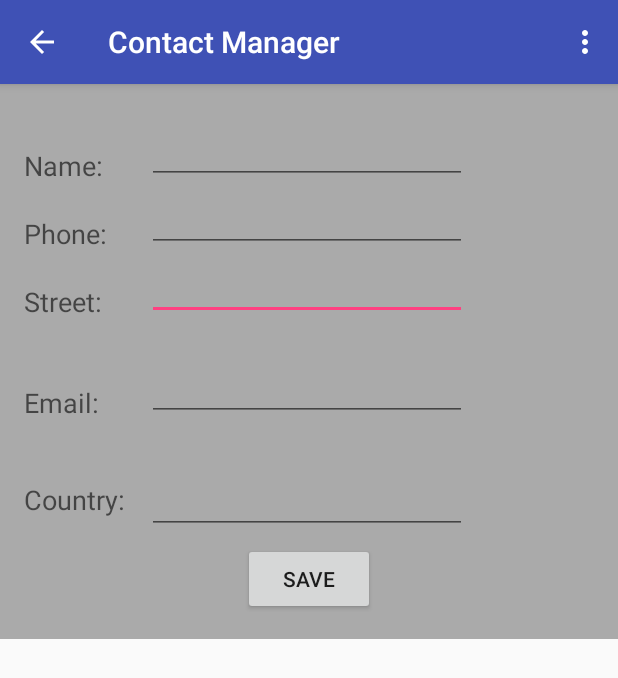
After one commit to mbutera11/Android-Apps, an Android app: the DisplayContacts screen opened directly, with no data from a screen before it, on a phone screen of 412 x 824 dp. The commit adds this screen. Shown: the top 678 px of the screen. Run offline under Robolectric (Android 15) with nearby library versions, the light colour scheme and no system bars.

Commit message:
Almost complete
Just need to do the delete functionality, and make it only work in portrait mode. Also, contact page color does not stretch to bottom (not sure why). Also need to add comments. Maybe Toast message if portion of forms are not completed

```diff
--- a/ContactManager/app/src/main/AndroidManifest.xml
+++ b/ContactManager/app/src/main/AndroidManifest.xml
@@ -24,7 +24,8 @@
         <activity android:name=".RegisterActivity" />
         <activity android:name=".AndroidDatabaseManager" />
         <activity android:name=".LoginActivity" />
-        <activity android:name=".ContactsActivity"></activity>
+        <activity android:name=".ContactsActivity" />
+        <activity android:name=".DisplayContacts" />
     </application>
 
 </manifest>
--- /dev/null
+++ b/ContactManager/app/src/main/java/lab6/android/wku/edu/contactmanager/DisplayContacts.java
@@ -0,0 +1,181 @@
+package lab6.android.wku.edu.contactmanager;
+
+import android.content.Intent;
+import android.database.Cursor;
+import android.support.v7.app.AppCompatActivity;
+import android.os.Bundle;
+import android.view.Menu;
+import android.view.MenuItem;
+import android.view.View;
+import android.widget.Button;
+import android.widget.EditText;
+import android.widget.Toast;
+
+public class DisplayContacts extends AppCompatActivity {
+
+    private DBHelper db ;
+    private Session s;
+
+    protected EditText name;
+    protected EditText phone;
+    protected EditText street;
+    protected EditText email;
+    protected EditText country;
+    protected int id_to_update = 0;
+
+    protected Button submit;
+
+
+    @Override
+    protected void onCreate(Bundle savedInstanceState) {
+        super.onCreate(savedInstanceState);
+        setContentView(R.layout.activity_display_contacts);
+        getSupportActionBar().setDisplayHomeAsUpEnabled(true);
+
+        name = findViewById(R.id.editTextName);
+        phone = findViewById(R.id.editTextPhone);
+        email = findViewById(R.id.editTextEmail);
+        street = findViewById(R.id.editTextStreet);
+        country = findViewById(R.id.editTextCountry);
+
+        submit = findViewById(R.id.save);
+
+        db = new DBHelper(this);
+        s = new Session(getApplicationContext());
+        Bundle extras = getIntent().getExtras();
+
+        if(extras != null) {
+            int value = extras.getInt("id");
+            if(value > 0) {
+                Cursor c = db.getContactData(value);
+                id_to_update = value;
+                c.moveToFirst();
+
+                String nam = c.getString(c.getColumnIndex(DBHelper.CONTACTS_COLUMN_NAME));
+                String phon = c.getString(c.getColumnIndex(DBHelper.CONTACTS_COLUMN_PHONE));
+                String emai = c.getString(c.getColumnIndex(DBHelper.CONTACTS_COLUMN_EMAIL));
+                String stree = c.getString(c.getColumnIndex(DBHelper.CONTACTS_COLUMN_STREET));
+                String plac = c.getString(c.getColumnIndex(DBHelper.CONTACTS_COLUMN_COUNTRY));
+
+                if (!c.isClosed())  {
+                    c.close();
+                }
+
+                submit.setVisibility(View.INVISIBLE);
+
+                name.setText(nam);
+                name.setFocusable(false);
+                name.setClickable(false);
+
+                phone.setText(phon);
+                phone.setFocusable(false);
+                phone.setClickable(false);
+
+                email.setText(emai);
+                email.setFocusable(false);
+                email.setClickable(false);
+
+                street.setText(stree);
+                street.setFocusable(false);
+                street.setClickable(false);
+
+                country.setText(plac);
+                country.setFocusable(false);
+                country.setClickable(false);
+
+            }
+        }
+
+        submit.setOnClickListener(new View.OnClickListener() {
+            @Override
+            public void onClick(View v) {
+                run(v);
+            }
+        });
+
+
+    }
+
+
+    public void run(View view) {
+        Bundle extras = getIntent().getExtras();
+        if(extras !=null) {
+            int value = extras.getInt("id");
+            if(value>0){
+                if(db.updateContact(id_to_update,name.getText().toString(),
+                        phone.getText().toString(), email.getText().toString(),
+                        street.getText().toString(), country.getText().toString())){
+                    Toast.makeText(getApplicationContext(), "Contact Updated", Toast.LENGTH_SHORT).show();
+                    Intent in = new Intent(getApplicationContext(),ContactsActivity.class);
+                    startActivity(in);
+                } else{
+                    Toast.makeText(getApplicationContext(), "Contact Not Updated", Toast.LENGTH_SHORT).show();
+                }
+            } else{
+                if(db.insertContact(s.getUserID(), name.getText().toString(), phone.getText().toString(),
+                        email.getText().toString(), street.getText().toString(),
+                        country.getText().toString())){
+                    Toast.makeText(getApplicationContext(), email.getText().toString(),
+                            Toast.LENGTH_SHORT).show();
+                } else{
+                    Toast.makeText(getApplicationContext(), "Contact was not added",
+                            Toast.LENGTH_SHORT).show();
+                }
+                Intent in = new Intent(getApplicationContext(),ContactsActivity.class);
+                startActivity(in);
+            }
+        }
+    }
+
+
+    @Override
+    public boolean onCreateOptionsMenu(Menu menu) {
+        getMenuInflater().inflate(R.menu.contact_menu, menu);
+        return true;
+    }
+
+    @Override
+    public boolean onOptionsItemSelected(MenuItem item) {
+        super.onOptionsItemSelected(item);
+        switch(item.getItemId()) {
+            case R.id.edit:
+                Button b = findViewById(R.id.save);
+                b.setVisibility(View.VISIBLE);
+                name.setEnabled(true);
+                name.setFocusableInTouchMode(true);
+                name.setClickable(true);
+
+                phone.setEnabled(true);
+                phone.setFocusableInTouchMode(true);
+                phone.setClickable(true);
+
+                email.setEnabled(true);
+                email.setFocusableInTouchMode(true);
+                email.setClickable(true);
+
+                street.setEnabled(true);
+                street.setFocusableInTouchMode(true);
+                street.setClickable(true);
+
+                country.setEnabled(true);
+                country.setFocusableInTouchMode(true);
+                country.setClickable(true);
+                return true;
+
+            case R.id.delete:
+
+
+
+            default:
+                return super.onOptionsItemSelected(item);
+
+        }
+
+    }
+
+    @Override
+    public boolean onSupportNavigateUp() {
+        finish();
+        return true;
+    }
+}
--- a/ContactManager/app/src/main/java/lab6/android/wku/edu/contactmanager/LoginActivity.java
+++ b/ContactManager/app/src/main/java/lab6/android/wku/edu/contactmanager/LoginActivity.java
@@ -39,8 +39,10 @@ public class LoginActivity extends AppCompatActivity {
                 } else {
                     // if user is registered, send to contacts page
                     if (db.isRegisteredUser(usernameText, passwordText)) {
+                        Session s = new Session(getApplicationContext());
+                        s.setUsername(usernameText);
+                        s.setUserID(db.getUserID(usernameText));
                         Intent in = new Intent(LoginActivity.this, ContactsActivity.class);
-                        in.putExtra("username", usernameText);
                         startActivity(in);
                     } else {
                         Toast.makeText(LoginActivity.this, "Username or Password is Incorrect", Toast.LENGTH_SHORT).show();
--- /dev/null
+++ b/ContactManager/app/src/main/res/layout/activity_display_contacts.xml
@@ -0,0 +1,126 @@
+<?xml version="1.0" encoding="utf-8"?>
+<ScrollView xmlns:android="http://schemas.android.com/apk/res/android"
+    xmlns:tools="http://schemas.android.com/tools"
+    android:id="@+id/scrollView1"
+    android:layout_width="match_parent"
+    android:layout_height="wrap_content"
+    android:background="@android:color/darker_gray"
+    android:fillViewport="true"
+    tools:context=".DisplayContacts">
+
+    <RelativeLayout
+        android:layout_width="match_parent"
+        android:layout_height="370dp"
+        android:paddingBottom="@dimen/activity_vertical_margin"
+        android:paddingLeft="@dimen/activity_horizontal_margin"
+        android:paddingRight="@dimen/activity_horizontal_margin"
+        android:paddingTop="@dimen/activity_vertical_margin">
+
+        <TextView
+            android:id="@+id/textView1"
+            android:layout_width="wrap_content"
+            android:layout_height="wrap_content"
+            android:layout_alignBottom="@+id/editTextName"
+            android:layout_alignParentLeft="true"
+            android:text="Name:"
+            android:textAppearance="?android:attr/textAppearanceMedium" />
+
+        <EditText
+            android:id="@+id/editTextName"
+            android:layout_width="wrap_content"
+            android:layout_height="wrap_content"
+            android:layout_alignParentLeft="true"
+            android:layout_marginLeft="82dp"
+            android:layout_marginTop="5dp"
+            android:ems="10"
+            android:inputType="text"></EditText>
+
+        <TextView
+            android:id="@+id/textView5"
+            android:layout_width="wrap_content"
+            android:layout_height="wrap_content"
+            android:layout_alignBottom="@+id/editTextPhone"
+            android:layout_alignLeft="@+id/textView1"
+            android:text="Phone:"
+            android:textAppearance="?android:attr/textAppearanceMedium" />
+
+        <EditText
+            android:id="@+id/editTextPhone"
+            android:layout_width="wrap_content"
+            android:layout_height="wrap_content"
+            android:layout_alignLeft="@+id/editTextStreet"
+            android:layout_below="@+id/editTextName"
+            android:ems="10"
+            android:inputType="phone|text" />
+
+        <TextView
+            android:id="@+id/textView4"
+            android:layout_width="wrap_content"
+            android:layout_height="wrap_content"
+            android:layout_above="@+id/editTextEmail"
+            android:layout_alignLeft="@+id/textView5"
+            android:text="Street:"
+            android:textAppearance="?android:attr/textAppearanceMedium" />
+
+        <EditText
+            android:id="@+id/editTextStreet"
+            android:layout_width="wrap_content"
+            android:layout_height="wrap_content"
+            android:layout_alignLeft="@+id/editTextName"
+            android:layout_below="@+id/editTextPhone"
+            android:ems="10"
+            android:inputType="text">
+
+            <requestFocus />
+        </EditText>
+
+        <TextView
+            android:id="@+id/textView3"
+            android:layout_width="wrap_content"
+            android:layout_height="wrap_content"
+            android:layout_alignBaseline="@+id/editTextCountry"
+            android:layout_alignBottom="@+id/editTextCountry"
+            android:layout_alignParentLeft="true"
+            android:layout_toLeftOf="@+id/editTextEmail"
+            android:text="Country:"
+            android:textAppearance="?android:attr/textAppearanceMedium" />
+
+        <EditText
+            android:id="@+id/editTextCountry"
+            android:layout_width="wrap_content"
+            android:layout_height="wrap_content"
+            android:layout_alignRight="@+id/editTextName"
+            android:layout_below="@+id/editTextEmail"
+            android:layout_marginTop="30dp"
+            android:ems="10"
+            android:inputType="text" />
+
+        <TextView
+            android:id="@+id/textView2"
+            android:layout_width="wrap_content"
+            android:layout_height="wrap_content"
+            android:layout_alignBottom="@+id/editTextEmail"
+            android:layout_alignLeft="@+id/textView1"
+            android:text="Email:"
+            android:textAppearance="?android:attr/textAppearanceMedium" />
+
+        <EditText
+            android:id="@+id/editTextEmail"
+            android:layout_width="wrap_content"
+            android:layout_height="wrap_content"
+            android:layout_alignLeft="@+id/editTextStreet"
+            android:layout_below="@+id/editTextStreet"
+            android:layout_marginTop="22dp"
+            android:ems="10"
+            android:inputType="textEmailAddress" />
+
+        <Button
+            android:id="@+id/save"
+            android:layout_width="wrap_content"
+            android:layout_height="wrap_content"
+            android:layout_alignParentBottom="true"
+            android:layout_centerHorizontal="true"
+            android:text="Save" />
+
+    </RelativeLayout>
+</ScrollView>
--- /dev/null
+++ b/ContactManager/app/src/main/res/menu/contact_menu.xml
@@ -0,0 +1,10 @@
+<?xml version="1.0" encoding="utf-8"?>
+<menu xmlns:android="http://schemas.android.com/apk/res/android">
+
+    <item
+        android:id="@+id/edit"
+        android:title="Edit Contact" />
+    <item
+        android:id="@+id/delete"
+        android:title="Delete Contact" />
+</menu>
```
Also changed, not shown: ContactManager/app/src/main/java/lab6/android/wku/edu/contactmanager/ContactsActivity.java (+86 -2 lines), ContactManager/app/src/main/java/lab6/android/wku/edu/contactmanager/DBHelper.java (+55 -4 lines), ContactManager/app/src/main/java/lab6/android/wku/edu/contactmanager/RegisterActivity.java (+5 -16 lines), ContactManager/app/src/main/java/lab6/android/wku/edu/contactmanager/Session.java (added, +53 -0 lines), ContactManager/app/src/main/res/layout/activity_contacts.xml (+42 -14 lines), ContactManager/app/src/main/res/layout/activity_register.xml (+0 -13 lines), ContactManager/app/src/main/res/menu/menu.xml (added, +10 -0 lines).
